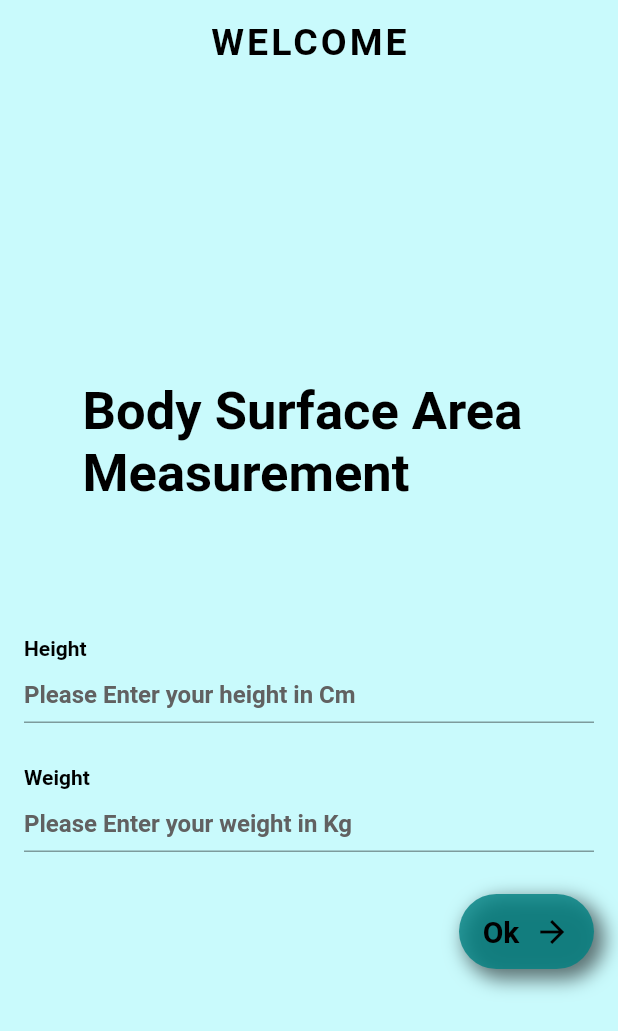
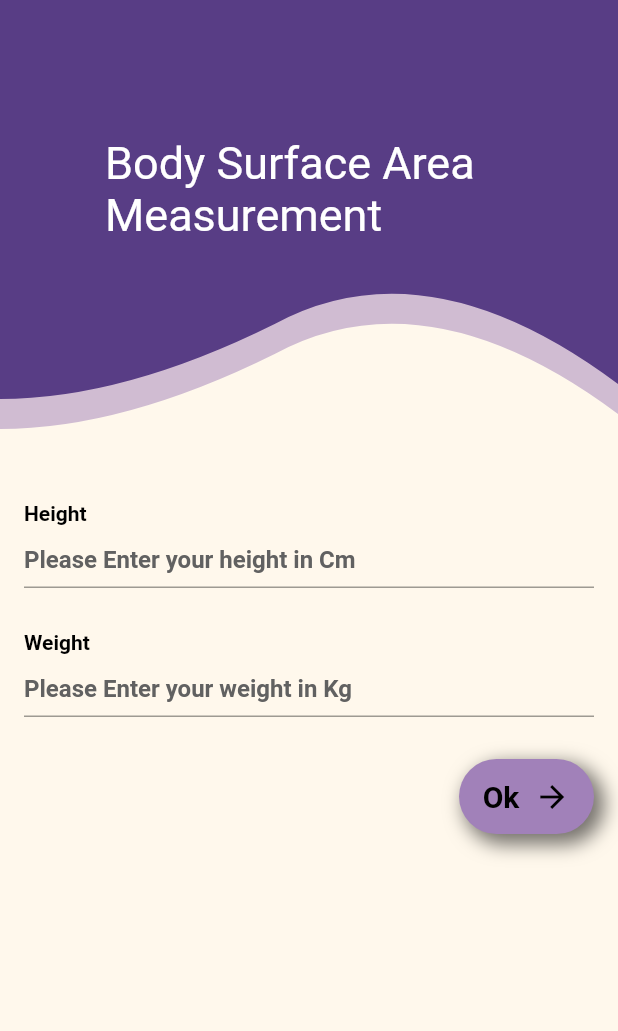
Before and after one commit to mahmoudelruby/dose_treatment_cancer, a Flutter app: the screen it shows after launch, on a phone screen of 412 x 824 dp. Shown: the top 1031 px of the screen. Run offline on Flutter 3.47's test engine with Material 2 defaults, Android fonts, the phone set to English and light mode, and no system bars; our stand-ins replace google_fonts; Roboto replaces fonts that are missing (Quintessential).

Commit message:
final ui isa

```diff
--- a/lib/model/data.dart
+++ b/lib/model/data.dart
@@ -9,7 +9,7 @@ DataModel headCancerModel = DataModel(
       regimens: <RegimenModel>[
         RegimenModel(
           regimenName: "High dose Cisplatin",
-          regimenDetails: "Days 1, 22, and 43: Cisplatin ${100 / area} mg IV",
+          regimenDetails: "Days 1, 22, and 43: Cisplatin ${(100 / area).toStringAsPrecision(3)} mg IV",
         ),
         RegimenModel(
           regimenName: "cetuxiamb",
--- a/lib/modules/home_page/home_page.dart
+++ b/lib/modules/home_page/home_page.dart
@@ -14,44 +14,55 @@ class HomeScreen extends StatelessWidget {
   @override
   Widget build(BuildContext context) {
     return Scaffold(
-      extendBodyBehindAppBar: true,
+      resizeToAvoidBottomInset: false,
       appBar: AppBar(
+        backgroundColor: secondColor,
         title: Text(
-          "WELCOME",
-          style: GoogleFonts.quintessential(
-            fontSize: 25,
-            color: Colors.black,
-            fontWeight: FontWeight.bold,
-            letterSpacing: 2,
-          ),
+          'Home Page',
+          style: TextStyle(color: secondColor),
         ),
-        elevation: 0.0,
-        backgroundColor: Colors.transparent,
-        centerTitle: true,
+        elevation: 0,
       ),
       body: Container(
-        color: mainColor,
+        color: backGroundColor,
         width: double.infinity,
         height: double.infinity,
         child: Column(
-          mainAxisAlignment: MainAxisAlignment.center,
           children: [
-            SafeArea(
-              child: Container(
-                height: 20.0,
-                width: double.infinity,
-                color: mainColor,
-              ),
-            ),
-            Text(
-              'Body Surface Area \nMeasurement',
-              style: GoogleFonts.quintessential(
-                  color: Colors.black,
-                  fontSize: 35,
-                  fontWeight: FontWeight.w700),
+            Stack(
+              children: [
+                Opacity(
+                  opacity: .5,
+                  child: ClipPath(
+                    clipper: WaveClipper(),
+                    child: Container(
+                      color: mainColor,
+                      height: 230,
+                    ),
+                  ),
+                ),
+                Opacity(
+                  opacity: 1,
+                  child: ClipPath(
+                    clipper: WaveClipper(),
+                    child: Container(
+                      width: double.infinity,
+                      child: const Padding(
+                        padding: EdgeInsets.only(top: 35, left: 70),
+                        child: Text(
+                          "Body Surface Area \nMeasurement",
+                          style: TextStyle(fontSize: 30, color: Colors.white),
+                        ),
+                      ),
+                      color: secondColor,
+                      height: 210,
+                    ),
+                  ),
+                ),
+              ],
             ),
             Container(
-              height: 80.0,
+              height: 40,
             ),
             Column(
               children: [
@@ -92,6 +103,7 @@ class HomeScreen extends StatelessWidget {
                         try {
                           calculateArea(double.parse(heightController.text),
                               double.parse(weightController.text), context);
+                          print("before $area");
                         } catch (error) {
                           showAlertDialog(context,
                               title: 'Input Error',
@@ -105,7 +117,7 @@ class HomeScreen extends StatelessWidget {
                         width: 90.0,
                         height: 50.0,
                         decoration: BoxDecoration(
-                          color: secondColor,
+                          color: mainColor,
                           borderRadius: const BorderRadius.all(
                             Radius.circular(30.0),
                           ),
@@ -165,7 +177,8 @@ class HomeScreen extends StatelessWidget {
         Navigator.of(context).pop(false);
       });
     } else {
-      area = (sqrt((height * weight) / 3600)).roundToDouble();
+      var areaBeforeRound = (sqrt((height * weight) / 3600));
+      area = double.parse((areaBeforeRound).toStringAsFixed(2));
       showAlertDialog(
         context,
         title: 'Body Area',
@@ -181,3 +194,29 @@ class HomeScreen extends StatelessWidget {
     }
   }
 }
+
+class WaveClipper extends CustomClipper<Path> {
+  @override
+  Path getClip(Size size) {
+    var path = new Path();
+    path.lineTo(0, size.height);
+    var firstStart = Offset(size.width / 5, size.height);
+    var firstEnd = Offset(size.width / 2.25, size.height - 50.0);
+    path.quadraticBezierTo(
+        firstStart.dx, firstStart.dy, firstEnd.dx, firstEnd.dy);
+    var secondStart =
+        Offset(size.width - (size.width / 3.24), size.height - 105);
+    var secondend = Offset(size.width, size.height - 10);
+    path.quadraticBezierTo(
+        secondStart.dx, secondStart.dy, secondend.dx, secondend.dy);
+    path.lineTo(size.width, 0);
+    path.close();
+    return path;
+  }
+
+  @override
+  bool shouldReclip(covariant CustomClipper<Path> oldClipper) {
+    // TODO: implement shouldReclip
+    throw UnimplementedError();
+  }
+}
--- a/lib/modules/types_in_detail/head_cancer_screen.dart
+++ b/lib/modules/types_in_detail/head_cancer_screen.dart
@@ -10,7 +10,7 @@ class HeadCancer extends StatelessWidget {
   @override
   Widget build(BuildContext context) {
     return Scaffold(
-      backgroundColor: mainColor,
+      backgroundColor: backGroundColor,
       appBar: AppBar(
         title: Text(
           title,
@@ -25,7 +25,7 @@ class HeadCancer extends StatelessWidget {
           color: Colors.black, //change your color here
         ),
         elevation: 0.0,
-        backgroundColor: secondColor,
+        backgroundColor: mainColor,
         centerTitle: true,
       ),
       body: SingleChildScrollView(
--- a/lib/modules/types_in_detail/invasive_nonmetastatic_breast_cancer_screen.dart
+++ b/lib/modules/types_in_detail/invasive_nonmetastatic_breast_cancer_screen.dart
@@ -10,7 +10,7 @@ class InvasiveNonMetastaticBreastCancerScreen extends StatelessWidget {
   @override
   Widget build(BuildContext context) {
     return Scaffold(
-      backgroundColor: mainColor,
+      backgroundColor: backGroundColor,
       appBar: AppBar(
         title: Text(
           title,
@@ -25,7 +25,7 @@ class InvasiveNonMetastaticBreastCancerScreen extends StatelessWidget {
           color: Colors.black, //change your color here
         ),
         elevation: 0.0,
-        backgroundColor: secondColor,
+        backgroundColor: mainColor,
         centerTitle: true,
       ),
       body: SingleChildScrollView(
--- a/lib/modules/types_in_detail/metastatic_breast_cancer_screen.dart
+++ b/lib/modules/types_in_detail/metastatic_breast_cancer_screen.dart
@@ -10,7 +10,7 @@ class MetastaticBreastCancerScreen extends StatelessWidget {
   @override
   Widget build(BuildContext context) {
     return Scaffold(
-      backgroundColor: mainColor,
+      backgroundColor: backGroundColor,
       appBar: AppBar(
         title: Text(
           title,
@@ -25,7 +25,7 @@ class MetastaticBreastCancerScreen extends StatelessWidget {
           color: Colors.black, //change your color here
         ),
         elevation: 0.0,
-        backgroundColor: secondColor,
+        backgroundColor: mainColor,
         centerTitle: true,
       ),
       body: SingleChildScrollView(
--- a/lib/modules/types_in_detail/neck_cancer_screen.dart
+++ b/lib/modules/types_in_detail/neck_cancer_screen.dart
@@ -10,7 +10,7 @@ class NeckCancer extends StatelessWidget {
   @override
   Widget build(BuildContext context) {
     return Scaffold(
-      backgroundColor: mainColor,
+      backgroundColor: backGroundColor,
       appBar: AppBar(
         title: Text(
           title,
@@ -25,7 +25,7 @@ class NeckCancer extends StatelessWidget {
           color: Colors.black, //change your color here
         ),
         elevation: 0.0,
-        backgroundColor: secondColor,
+        backgroundColor: mainColor,
         centerTitle: true,
       ),
       body: SingleChildScrollView(
--- a/lib/modules/types_in_detail/rare_cancer_screen.dart
+++ b/lib/modules/types_in_detail/rare_cancer_screen.dart
@@ -9,7 +9,7 @@ class RareCancerScreen extends StatelessWidget {
   @override
   Widget build(BuildContext context) {
     return Scaffold(
-      backgroundColor: mainColor,
+      backgroundColor: backGroundColor,
       appBar: AppBar(
         title: Text(
           title,
@@ -19,7 +19,7 @@ class RareCancerScreen extends StatelessWidget {
           ),
         ),
         elevation: 0.0,
-        backgroundColor: secondColor,
+        backgroundColor: mainColor,
         centerTitle: true,
       ),
       body: SingleChildScrollView(
--- a/lib/modules/types_in_detail/soft_tissue_cancer_screen.dart
+++ b/lib/modules/types_in_detail/soft_tissue_cancer_screen.dart
@@ -10,7 +10,7 @@ class SoftTissueScreen extends StatelessWidget {
   @override
   Widget build(BuildContext context) {
     return Scaffold(
-      backgroundColor: mainColor,
+      backgroundColor: backGroundColor,
       appBar: AppBar(
         title: Text(
           title,
@@ -25,7 +25,7 @@ class SoftTissueScreen extends StatelessWidget {
           color: Colors.black, //change your color here
         ),
         elevation: 0.0,
-        backgroundColor: secondColor,
+        backgroundColor: mainColor,
         centerTitle: true,
       ),
       body: SingleChildScrollView(
--- a/lib/modules/types_in_detail/uterine_sarcoma_cancer_screen.dart
+++ b/lib/modules/types_in_detail/uterine_sarcoma_cancer_screen.dart
@@ -10,7 +10,7 @@ class UterineSarcomaScreen extends StatelessWidget {
   @override
   Widget build(BuildContext context) {
     return Scaffold(
-      backgroundColor: mainColor,
+      backgroundColor: backGroundColor,
       appBar: AppBar(
         title: Text(
           title,
@@ -25,7 +25,7 @@ class UterineSarcomaScreen extends StatelessWidget {
           color: Colors.black, //change your color here
         ),
         elevation: 0.0,
-        backgroundColor: secondColor,
+        backgroundColor: mainColor,
         centerTitle: true,
       ),
       body: SingleChildScrollView(
--- a/lib/shared/constants.dart
+++ b/lib/shared/constants.dart
@@ -3,9 +3,11 @@ import 'package:dose_treatment_cancer/modules/dose_page/dose_page.dart';
 import 'package:flutter/material.dart';
 import 'package:google_fonts/google_fonts.dart';
 
-Color mainColor = const Color(0xFFC9FAFC);
+Color backGroundColor = const Color(0xFFFFF8EC);
 
-Color secondColor = const Color(0xCC008081);
+Color mainColor = const Color(0xFFA181B9);
+
+Color secondColor = const Color(0xFF583D85);
 
 void navigateTo(context, Widget route) {
   Navigator.of(context).push(MaterialPageRoute(builder: (context) {
@@ -21,19 +23,21 @@ List<Widget> createTiles(DetailsModel model, context) {
           title: Text(
             element.regimenName,
             style: GoogleFonts.quintessential(
-            fontSize: 12.0,
+              fontSize: 16,
               color: Color(0xff040541),
               fontWeight: FontWeight.bold,
               letterSpacing: 2,
             ),
           ),
-        onTap: () => navigateTo(
+          onTap: () {
+            print("after $area");
+            navigateTo(
                 context,
                 DosePage(
                   regimenName: element.regimenName,
                   prescription: element.regimenDetails,
-            )),
-      ),
+                ));
+          }),
     );
   }
   return tiles;
@@ -46,7 +50,7 @@ List<Widget> createPageExpansionTiles(context, DataModel dataModel) {
         title: Text(
           element.protocolName,
           style: GoogleFonts.quintessential(
-            fontSize: 16.0,
+            fontSize: 20,
             fontWeight: FontWeight.bold,
             letterSpacing: 2,
           ),
```
Also changed, not shown: lib/modules/dose_page/dose_page.dart (+62 -3 lines), lib/modules/types_page/cancer_types.dart (+4 -4 lines), pubspec.lock, 7 other files. Lines whose indentation alone changed are shown as unchanged.
